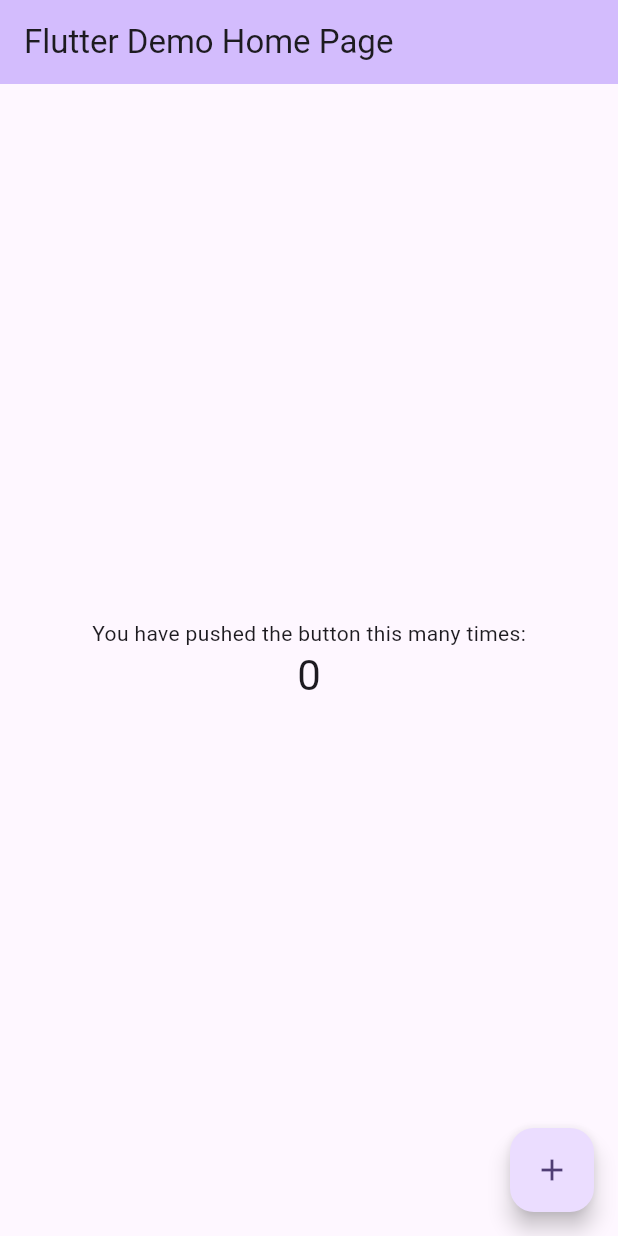
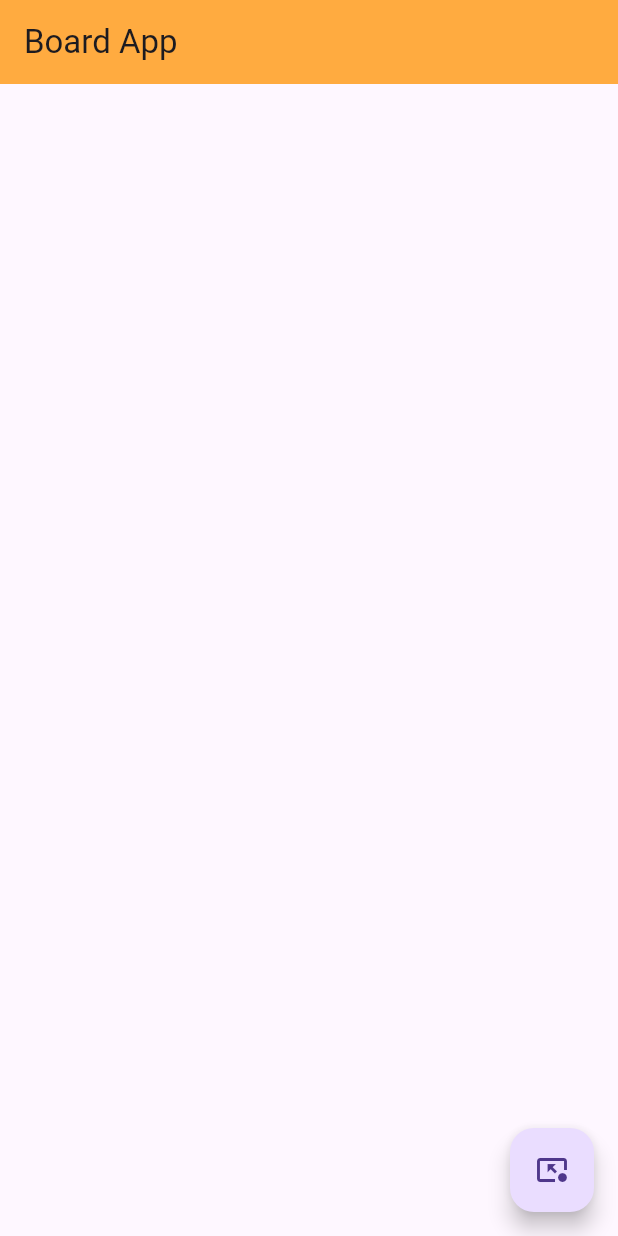
Before and after one commit to Foysalrabby/flutterboardapp, a Flutter app: the screen it shows after launch, on a phone screen of 412 x 824 dp. Run offline on Flutter 3.47's test engine with Material 3 defaults, Android fonts, the phone set to English and light mode, and no system bars; our stand-ins replace cloud_firestore, firebase_core; accounts and stored records are empty.

Commit message:
using floating action button and popup

```diff
--- /dev/null
+++ b/lib/boardapp/boardUi/boardapp.dart
@@ -0,0 +1,116 @@
+import 'package:flutter/cupertino.dart';
+import 'package:flutter/material.dart';
+import 'package:cloud_firestore/cloud_firestore.dart';
+
+class Boardapp extends StatefulWidget {
+  @override
+  State<StatefulWidget> createState() {
+    return Extendboardapp();
+  }
+}
+
+class Extendboardapp extends State<Boardapp> {
+  // final CollectionReference<Map<String, dynamic>> firestoreCollection =
+  // FirebaseFirestore.instance.collection("fboard");
+  TextEditingController? nameInputcontroller;
+  TextEditingController? tittleInputcontroller;
+  var Firebasedb=FirebaseFirestore.instance.collection('fboard').snapshots();
+
+
+
+  @override
+  void initState() {
+    // TODO: implement initState
+    super.initState();
+    nameInputcontroller = TextEditingController();
+    tittleInputcontroller=TextEditingController();
+  }
+  @override
+  void dispose() {
+    // TODO: implement dispose
+    super.dispose();
+    nameInputcontroller?.dispose();
+    tittleInputcontroller?.dispose();
+  }
+
+  @override
+  Widget build(BuildContext context) {
+    return Scaffold(
+      appBar: AppBar(
+        title: Text("Board App"),
+        backgroundColor: Colors.orangeAccent,
+      ),
+       floatingActionButton: FloatingActionButton(onPressed: (){
+         showDialogBox(context);
+       },
+         child: Icon(Icons.pin_end),
+       ),
+
+       body:StreamBuilder<QuerySnapshot>(
+              stream: Firebasedb,
+            builder: (context,snapshot){
+                 if(!snapshot.hasData){
+                   return CircularProgressIndicator();
+                  }
+         final List<DocumentSnapshot> documents = snapshot.data!.docs;
+               return ListView.builder(
+               itemCount:documents.length,
+               itemBuilder: (context,int index){
+             return Text(documents [index]['tittle']);
+               }
+               );
+           },
+       ),
+
+    );
+  }
+
+  Future<void> showDialogBox(BuildContext context) async {
+    await showDialog(
+      context: context,
+      builder: (BuildContext context) {
+        return AlertDialog(
+          title: Text("Enter your Information"),
+          content: Column(
+            mainAxisSize: MainAxisSize.min, // Fit dialog to content size
+            children: [
+              TextField(
+                autofocus: true,
+                decoration: InputDecoration(labelText: "Name*"),
+                controller: nameInputcontroller,
+              ),
+              TextField(
+                decoration: InputDecoration(labelText: "Title*"),
+                controller: tittleInputcontroller,
+              ),
+            ],
+          ),
+          actions: [
+            TextButton(
+              onPressed: () {
+                Navigator.of(context).pop(); // Close dialog without saving
+              },
+              child: Text("Cancel"),
+            ),
+            TextButton(
+              onPressed: () async {
+                if (nameInputcontroller!.text.isNotEmpty &&
+                    tittleInputcontroller!.text.isNotEmpty) {
+                  await FirebaseFirestore.instance.collection('fboard').add({
+                    'name': nameInputcontroller!.text,
+                    'title': tittleInputcontroller!.text,
+                    'timestamp': Timestamp.now(),
+                  });
+                  nameInputcontroller!.clear();
+                  tittleInputcontroller!.clear();
+                  Navigator.of(context).pop(); // Close dialog after saving
+                }
+              },
+              child: Text("Save"),
+            ),
+          ],
+        );
+      },
+    );
+  }
+}
--- a/lib/main.dart
+++ b/lib/main.dart
@@ -1,125 +1,25 @@
 import 'package:flutter/material.dart';
+import 'package:flutterboardapp/boardapp/boardUi/boardapp.dart';
+import 'package:firebase_core/firebase_core.dart';
 
-void main() {
-  runApp(const MyApp());
+// void main() {
+//   runApp(new MaterialApp(
+//     home: Boardapp(),
+//   ));
+// }
+
+void main() async {
+  WidgetsFlutterBinding.ensureInitialized();
+  await Firebase.initializeApp(); // Ensures Firebase is initialized
+  runApp(MyApp());
 }
 
 class MyApp extends StatelessWidget {
-  const MyApp({super.key});
-
-  // This widget is the root of your application.
   @override
   Widget build(BuildContext context) {
     return MaterialApp(
-      title: 'Flutter Demo',
-      theme: ThemeData(
-        // This is the theme of your application.
-        //
-        // TRY THIS: Try running your application with "flutter run". You'll see
-        // the application has a blue toolbar. Then, without quitting the app,
-        // try changing the seedColor in the colorScheme below to Colors.green
-        // and then invoke "hot reload" (save your changes or press the "hot
-        // reload" button in a Flutter-supported IDE, or press "r" if you used
-        // the command line to start the app).
-        //
-        // Notice that the counter didn't reset back to zero; the application
-        // state is not lost during the reload. To reset the state, use hot
-        // restart instead.
-        //
-        // This works for code too, not just values: Most code changes can be
-        // tested with just a hot reload.
-        colorScheme: ColorScheme.fromSeed(seedColor: Colors.deepPurple),
-        useMaterial3: true,
-      ),
-      home: const MyHomePage(title: 'Flutter Demo Home Page'),
+      debugShowCheckedModeBanner: false,
+      home: Boardapp(),
     );
   }
 }
-
-class MyHomePage extends StatefulWidget {
-  const MyHomePage({super.key, required this.title});
-
-  // This widget is the home page of your application. It is stateful, meaning
-  // that it has a State object (defined below) that contains fields that affect
-  // how it looks.
-
-  // This class is the configuration for the state. It holds the values (in this
-  // case the title) provided by the parent (in this case the App widget) and
-  // used by the build method of the State. Fields in a Widget subclass are
-  // always marked "final".
-
-  final String title;
-
-  @override
-  State<MyHomePage> createState() => _MyHomePageState();
-}
-
-class _MyHomePageState extends State<MyHomePage> {
-  int _counter = 0;
-
-  void _incrementCounter() {
-    setState(() {
-      // This call to setState tells the Flutter framework that something has
-      // changed in this State, which causes it to rerun the build method below
-      // so that the display can reflect the updated values. If we changed
-      // _counter without calling setState(), then the build method would not be
-      // called again, and so nothing would appear to happen.
-      _counter++;
-    });
-  }
-
-  @override
-  Widget build(BuildContext context) {
-    // This method is rerun every time setState is called, for instance as done
-    // by the _incrementCounter method above.
-    //
-    // The Flutter framework has been optimized to make rerunning build methods
-    // fast, so that you can just rebuild anything that needs updating rather
-    // than having to individually change instances of widgets.
-    return Scaffold(
-      appBar: AppBar(
-        // TRY THIS: Try changing the color here to a specific color (to
-        // Colors.amber, perhaps?) and trigger a hot reload to see the AppBar
-        // change color while the other colors stay the same.
-        backgroundColor: Theme.of(context).colorScheme.inversePrimary,
-        // Here we take the value from the MyHomePage object that was created by
-        // the App.build method, and use it to set our appbar title.
-        title: Text(widget.title),
-      ),
-      body: Center(
-        // Center is a layout widget. It takes a single child and positions it
-        // in the middle of the parent.
-        child: Column(
-          // Column is also a layout widget. It takes a list of children and
-          // arranges them vertically. By default, it sizes itself to fit its
-          // children horizontally, and tries to be as tall as its parent.
-          //
-          // Column has various properties to control how it sizes itself and
-          // how it positions its children. Here we use mainAxisAlignment to
-          // center the children vertically; the main axis here is the vertical
-          // axis because Columns are vertical (the cross axis would be
-          // horizontal).
-          //
-          // TRY THIS: Invoke "debug painting" (choose the "Toggle Debug Paint"
-          // action in the IDE, or press "p" in the console), to see the
-          // wireframe for each widget.
-          mainAxisAlignment: MainAxisAlignment.center,
-          children: <Widget>[
-            const Text(
-              'You have pushed the button this many times:',
-            ),
-            Text(
-              '$_counter',
-              style: Theme.of(context).textTheme.headlineMedium,
-            ),
-          ],
-        ),
-      ),
-      floatingActionButton: FloatingActionButton(
-        onPressed: _incrementCounter,
-        tooltip: 'Increment',
-        child: const Icon(Icons.add),
-      ), // This trailing comma makes auto-formatting nicer for build methods.
-    );
-  }
-}
--- a/pubspec.yaml
+++ b/pubspec.yaml
@@ -28,9 +28,10 @@ environment:
 # the latest version available on pub.dev. To see which dependencies have newer
 # versions available, run `flutter pub outdated`.
 dependencies:
-  cloud_firestore:
   flutter:
     sdk: flutter
+  firebase_core: ^2.15.0
+  cloud_firestore: ^4.10.0
 
 
   # The following adds the Cupertino Icons font to your application.
```
Also changed, not shown: pubspec.lock, 6 other files.
